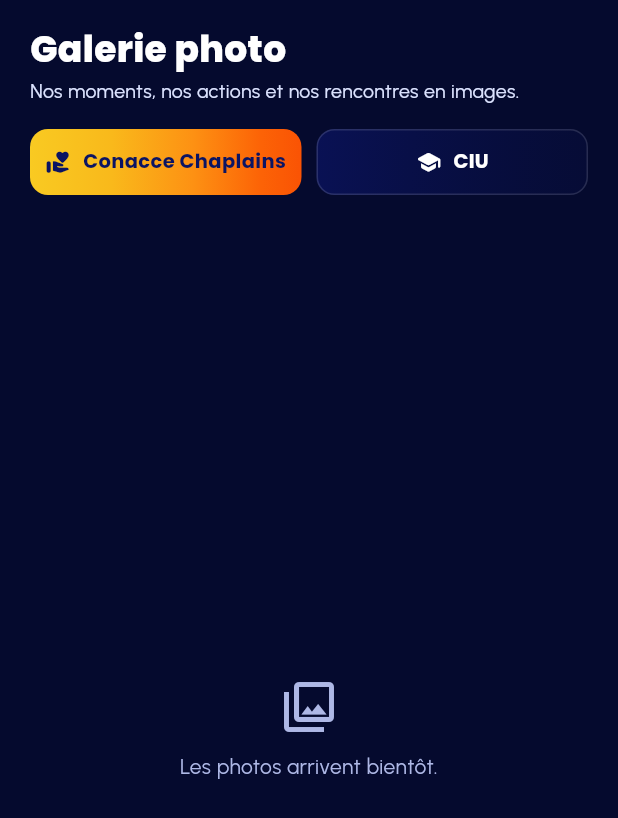
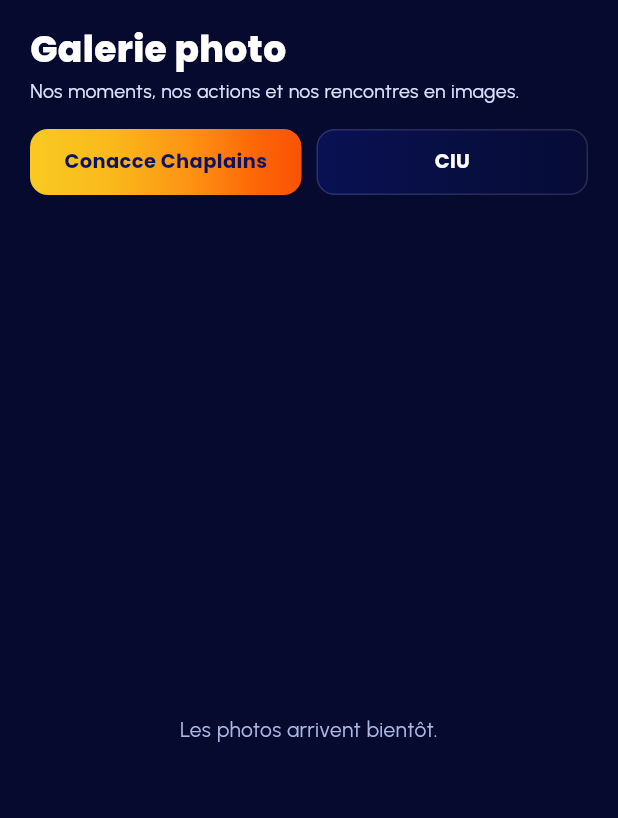
Before and after one commit to mandengarnold20-ctrl/conacce-tv, a Flutter app: the GalleryScreen widget shown alone on an empty page, opened directly, on a phone screen of 412 x 824 dp. Shown: the top 818 px of the screen. Run offline on Flutter 3.47's test engine with Material 3 defaults, Android fonts, the phone set to English and light mode, and no system bars; our stand-ins replace cached_network_image, chewie, flutter_riverpod, google_fonts, just_audio, just_audio_background and 4 more; missing offline and left inert: audio_session, dart:js_interop, dart:ui_web, pdfx; accounts and stored records are empty; network calls fail.

Commit message:
Retrait des symboles et icônes décoratives (admin et appli)

```diff
--- a/lib/data/countries.dart
+++ b/lib/data/countries.dart
@@ -249,7 +249,7 @@ const kCountries = <(String, String)>[
 
 /// Émoji drapeau d'un code pays (ex. « BJ » → 🇧🇯).
 String countryFlag(String? code) {
-  if (code == null || code.length != 2) return '🌍';
+  if (code == null || code.length != 2) return '';
   final c = code.toUpperCase();
   return String.fromCharCodes([0x1F1E6 + c.codeUnitAt(0) - 65, 0x1F1E6 + c.codeUnitAt(1) - 65]);
 }
--- a/lib/features/gallery_screen.dart
+++ b/lib/features/gallery_screen.dart
@@ -13,7 +13,7 @@ import '../data/providers.dart';
 class GalleryScreen extends ConsumerWidget {
   const GalleryScreen({super.key});
 
-  static const _albums = [('conacce', 'Conacce Chaplains', Icons.volunteer_activism_rounded), ('ciu', 'CIU', Icons.school_rounded)];
+  static const _albums = [('conacce', 'Conacce Chaplains'), ('ciu', 'CIU')];
 
   @override
   Widget build(BuildContext context, WidgetRef ref) {
@@ -36,12 +36,11 @@ class GalleryScreen extends ConsumerWidget {
                 const Text('Nos moments, nos actions et nos rencontres en images.', style: TextStyle(color: AppColors.mist, fontSize: 13)),
                 const SizedBox(height: 16),
                 Row(children: [
-                  for (final (i, (key, label, icon)) in _albums.indexed) ...[
+                  for (final (i, (key, label)) in _albums.indexed) ...[
                     if (i > 0) const SizedBox(width: 10),
                     Expanded(
                       child: _AlbumTab(
                         label: label,
-                        icon: icon,
                         selected: album == key,
                         onTap: () => ref.read(galleryAlbumProvider.notifier).state = key,
                       ),
@@ -83,10 +82,9 @@ class GalleryScreen extends ConsumerWidget {
 }
 
 class _AlbumTab extends StatelessWidget {
-  const _AlbumTab({required this.label, required this.icon, required this.selected, required this.onTap});
+  const _AlbumTab({required this.label, required this.selected, required this.onTap});
 
   final String label;
-  final IconData icon;
   final bool selected;
   final VoidCallback onTap;
 
@@ -101,13 +99,8 @@ class _AlbumTab extends StatelessWidget {
             borderRadius: BorderRadius.circular(12),
             border: selected ? null : Border.all(color: const Color(0x22FFFFFF)),
           ),
-          child: Row(mainAxisAlignment: MainAxisAlignment.center, children: [
-            Icon(icon, size: 17, color: selected ? AppColors.navy : Colors.white),
-            const SizedBox(width: 8),
-            Flexible(
-              child: Text(label, maxLines: 1, overflow: TextOverflow.ellipsis, style: AppTheme.title(size: 13, color: selected ? AppColors.navy : Colors.white)),
-            ),
-          ]),
+          alignment: Alignment.center,
+          child: Text(label, maxLines: 1, overflow: TextOverflow.ellipsis, style: AppTheme.title(size: 13, color: selected ? AppColors.navy : Colors.white)),
         ),
       );
 }
@@ -120,11 +113,7 @@ class _Empty extends StatelessWidget {
   @override
   Widget build(BuildContext context) => Padding(
         padding: const EdgeInsets.all(32),
-        child: Column(mainAxisAlignment: MainAxisAlignment.center, children: [
-          const Icon(Icons.photo_library_outlined, color: AppColors.muted, size: 40),
-          const SizedBox(height: 10),
-          Text(text, textAlign: TextAlign.center, style: const TextStyle(color: AppColors.muted)),
-        ]),
+        child: Center(child: Text(text, textAlign: TextAlign.center, style: const TextStyle(color: AppColors.muted))),
       );
 }
 
```
Also changed, not shown: lib/features/sermons_screen.dart (+6 -12 lines), 1 other file.
